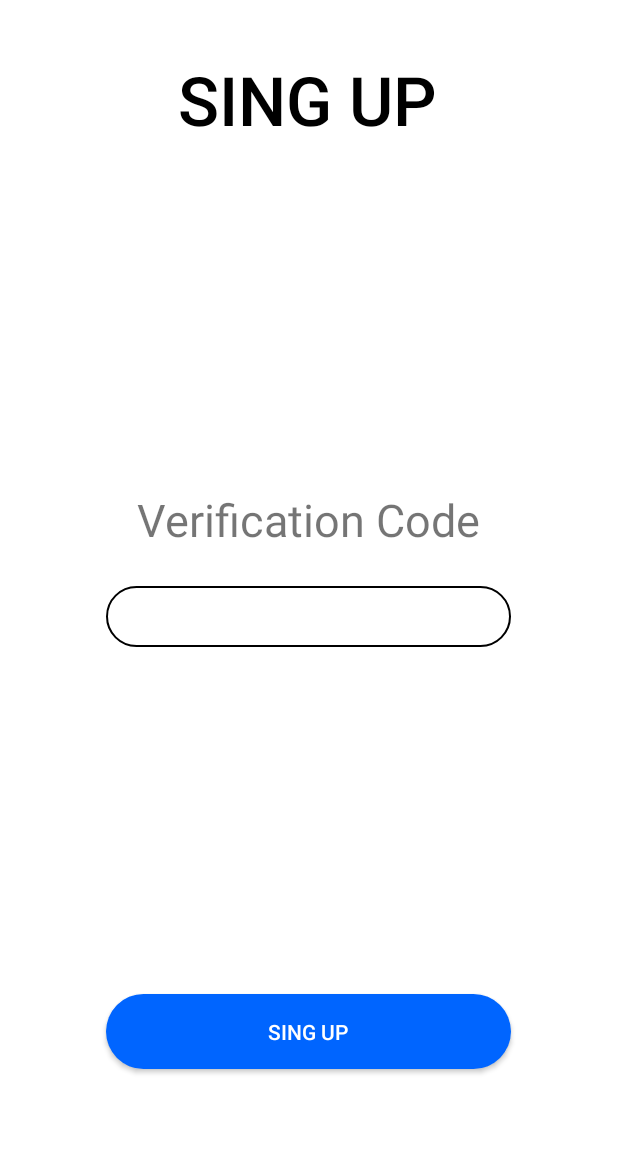
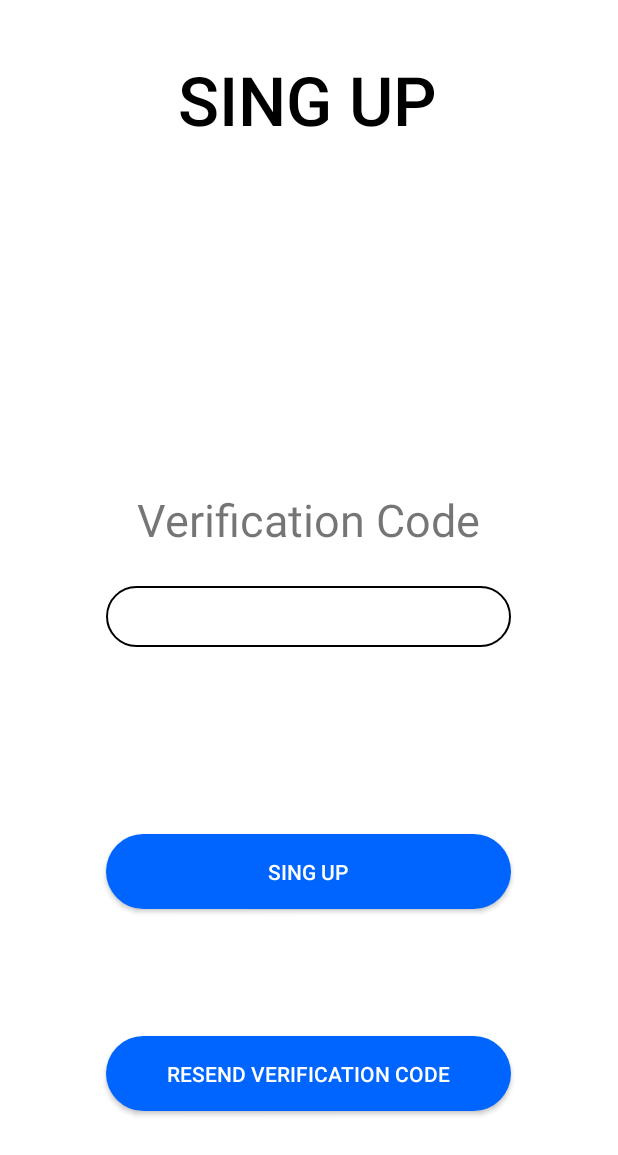
Before and after one commit to lucaLP98/CineMates20_Mobile, an Android app: the layout fragment_verification_code_sing_up.xml on its own in the app's theme, with its tools: preview values and no code run, on a phone screen of 412 x 824 dp. Shown: the top 1155 px of the screen. Run offline under Robolectric (Android 15) with nearby library versions, the phone set to English and light mode, and no system bars.

Commit message:
Implementato funzionalita "Invia nuovo codice di verifica". Aggiunte icone alle finestre di dialogo di FragmentPresenter

```diff
--- a/app/src/main/java/it/ingsw/cinemates20_mobile/presenters/fragments/FragmentPresenter.java
+++ b/app/src/main/java/it/ingsw/cinemates20_mobile/presenters/fragments/FragmentPresenter.java
@@ -24,6 +24,7 @@ public abstract class FragmentPresenter {
     public void showErrorMessage(String title, String errorMsg){
         new AlertDialog.Builder(getContext())
                 .setTitle(title)
+                .setIcon(R.drawable.ic_baseline_error_outline_24)
                 .setMessage(errorMsg)
                 .setNegativeButton("OK", (dialog, which) -> {})
                 .show();
@@ -32,6 +33,7 @@ public abstract class FragmentPresenter {
     public void showSuccessMessage(String title, String successMsg){
         new AlertDialog.Builder(getContext())
                 .setTitle(title)
+                .setIcon(R.drawable.ic_baseline_done_outline_24)
                 .setMessage(successMsg)
                 .setPositiveButton("OK", (dialog, which) -> {})
                 .show();
--- a/app/src/main/java/it/ingsw/cinemates20_mobile/views/fragments/VerificationCodeSingUpFragment.java
+++ b/app/src/main/java/it/ingsw/cinemates20_mobile/views/fragments/VerificationCodeSingUpFragment.java
@@ -34,7 +34,8 @@ public class VerificationCodeSingUpFragment extends Fragment {
 
         verificationCodePresenter = new VerificationCodePresenter(this, inflate, userEmail);
 
-        inflate.findViewById(R.id.singupVerificationCodeButton).setOnClickListener( v -> verificationCodePresenter.clickConfirmRegistrazion());
+        inflate.findViewById(R.id.singupVerificationCodeButton).setOnClickListener( v -> verificationCodePresenter.pressConfirmRegistrazion());
+        inflate.findViewById(R.id.resendVerificationCodeButton).setOnClickListener( v -> verificationCodePresenter.pressResendVerificationCodeButton());
 
         return inflate;
     }
--- /dev/null
+++ b/app/src/main/res/drawable/ic_baseline_done_outline_24.xml
@@ -0,0 +1,5 @@
+<vector android:height="24dp" android:tint="#008C21"
+    android:viewportHeight="24" android:viewportWidth="24"
+    android:width="24dp" xmlns:android="http://schemas.android.com/apk/res/android">
+    <path android:fillColor="@android:color/white" android:pathData="M19.77,5.03l1.4,1.4L8.43,19.17l-5.6,-5.6 1.4,-1.4 4.2,4.2L19.77,5.03m0,-2.83L8.43,13.54l-4.2,-4.2L0,13.57 8.43,22 24,6.43 19.77,2.2z"/>
+</vector>
--- /dev/null
+++ b/app/src/main/res/drawable/ic_baseline_error_outline_24.xml
@@ -0,0 +1,5 @@
+<vector android:height="24dp" android:tint="#AE0000"
+    android:viewportHeight="24" android:viewportWidth="24"
+    android:width="24dp" xmlns:android="http://schemas.android.com/apk/res/android">
+    <path android:fillColor="@android:color/white" android:pathData="M11,15h2v2h-2zM11,7h2v6h-2zM11.99,2C6.47,2 2,6.48 2,12s4.47,10 9.99,10C17.52,22 22,17.52 22,12S17.52,2 11.99,2zM12,20c-4.42,0 -8,-3.58 -8,-8s3.58,-8 8,-8 8,3.58 8,8 -3.58,8 -8,8z"/>
+</vector>
--- a/app/src/main/res/layout/fragment_verification_code_sing_up.xml
+++ b/app/src/main/res/layout/fragment_verification_code_sing_up.xml
@@ -60,7 +60,22 @@
         app:layout_constraintHorizontal_bias="0.496"
         app:layout_constraintStart_toStartOf="parent"
         app:layout_constraintTop_toTopOf="parent"
-        app:layout_constraintVertical_bias="0.856"
+        app:layout_constraintVertical_bias="0.718"
+        tools:ignore="TouchTargetSizeCheck,SpeakableTextPresentCheck,SpeakableTextPresentCheck" />
+
+    <android.widget.Button
+        android:id="@+id/resendVerificationCodeButton"
+        android:layout_width="270dp"
+        android:layout_height="50dp"
+        android:background="@drawable/button_background"
+        android:text="@string/send_new_verification_code"
+        android:textColor="@color/white"
+        app:layout_constraintBottom_toBottomOf="parent"
+        app:layout_constraintEnd_toEndOf="parent"
+        app:layout_constraintHorizontal_bias="0.496"
+        app:layout_constraintStart_toStartOf="parent"
+        app:layout_constraintTop_toTopOf="parent"
+        app:layout_constraintVertical_bias="0.892"
         tools:ignore="TouchTargetSizeCheck,SpeakableTextPresentCheck,SpeakableTextPresentCheck" />
 
 
--- a/app/src/main/res/values/strings.xml
+++ b/app/src/main/res/values/strings.xml
@@ -32,4 +32,8 @@
     <string name="error_singup_label">SING-UP ERROR</string>
     <string name="error_verification_code">The verification code inserted is wrong!</string>
     <string name="error_singin_label">LOG-IN ERROR</string>
+    <string name="send_new_verification_code">Resend verification code</string>
+    <string name="resend_verification_code_success_label">CODE SENT WITH SUCCESS</string>
+    <string name="resend_verification_code_success_msg">A new verification code has been sent to the e-mail address indicated during registration.</string>
+    <string name="resend_verification_code_error_label">SENDING NEW CODE ERROR</string>
 </resources>
```
Also changed, not shown: app/src/main/java/it/ingsw/cinemates20_mobile/presenters/fragments/VerificationCodePresenter.java (+44 -1 lines), 1 other file.
